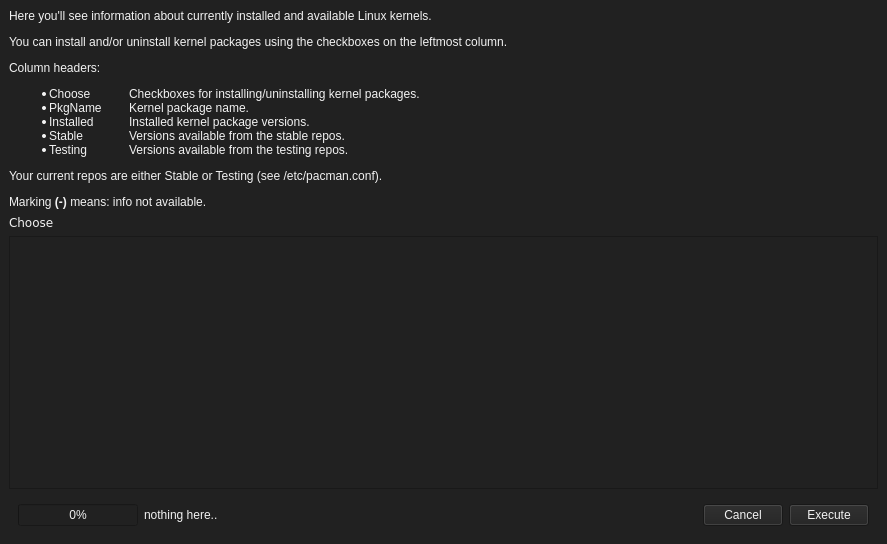
First picture: the form in src/km-window.ui, repository CachyOS/kernel-manager, before the edit.
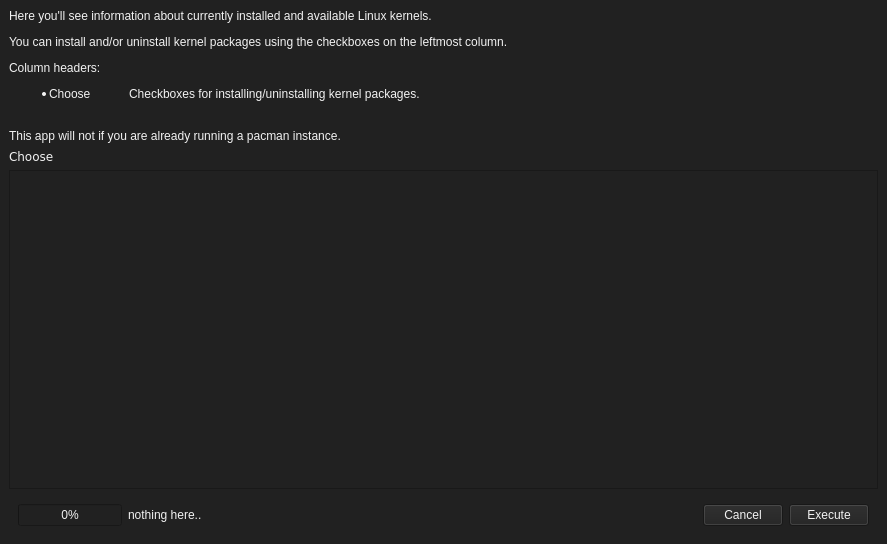
Second picture: the form after the edit.

The edit to the form file:
```diff
--- a/src/km-window.ui
+++ b/src/km-window.ui
@@ -28,13 +28,14 @@
 &lt;p style=&quot; margin-top:12px; margin-bottom:12px; margin-left:0px; margin-right:0px; -qt-block-indent:0; text-indent:0px;&quot;&gt;Here you'll see information about currently installed and available Linux kernels.&lt;/p&gt;
 &lt;p style=&quot; margin-top:12px; margin-bottom:12px; margin-left:0px; margin-right:0px; -qt-block-indent:0; text-indent:0px;&quot;&gt;You can install and/or uninstall kernel packages using the checkboxes on the leftmost column.&lt;/p&gt;
 &lt;p style=&quot; margin-top:12px; margin-bottom:12px; margin-left:0px; margin-right:0px; -qt-block-indent:0; text-indent:0px;&quot;&gt;Column headers:&lt;/p&gt;
-&lt;ul style=&quot;margin-top: 0px; margin-bottom: 0px; margin-left: 0px; margin-right: 0px; -qt-list-indent: 1;&quot;&gt;&lt;li style=&quot; font-family:'monospace';&quot; style=&quot; margin-top:12px; margin-bottom:0px; margin-left:0px; margin-right:0px; -qt-block-indent:0; text-indent:0px;&quot;&gt;Choose 	Checkboxes for installing/uninstalling kernel packages.&lt;/li&gt;
-&lt;li style=&quot; font-family:'monospace';&quot; style=&quot; margin-top:0px; margin-bottom:0px; margin-left:0px; margin-right:0px; -qt-block-indent:0; text-indent:0px;&quot;&gt;PkgName 	Kernel package name.&lt;/li&gt;
+&lt;ul style=&quot;margin-top: 0px; margin-bottom: 0px; margin-left: 0px; margin-right: 0px; -qt-list-indent: 1;&quot;&gt;&lt;li style=&quot; font-family:'monospace';&quot; style=&quot; margin-top:12px; margin-bottom:0px; margin-left:0px; margin-right:0px; -qt-block-indent:0; text-indent:0px;&quot;&gt;Choose 	Checkboxes for installing/uninstalling kernel packages.&lt;/li&gt;&lt;br/&gt;
+&lt;!--li style=&quot; font-family:'monospace';&quot; style=&quot; margin-top:0px; margin-bottom:0px; margin-left:0px; margin-right:0px; -qt-block-indent:0; text-indent:0px;&quot;&gt;PkgName 	Kernel package name.&lt;/li&gt;
 &lt;li style=&quot; font-family:'monospace';&quot; style=&quot; margin-top:0px; margin-bottom:0px; margin-left:0px; margin-right:0px; -qt-block-indent:0; text-indent:0px;&quot;&gt;Installed 	Installed kernel package versions.&lt;/li&gt;
 &lt;li style=&quot; font-family:'monospace';&quot; style=&quot; margin-top:0px; margin-bottom:0px; margin-left:0px; margin-right:0px; -qt-block-indent:0; text-indent:0px;&quot;&gt;Stable 	Versions available from the stable repos.&lt;/li&gt;
-&lt;li style=&quot; font-family:'monospace';&quot; style=&quot; margin-top:0px; margin-bottom:12px; margin-left:0px; margin-right:0px; -qt-block-indent:0; text-indent:0px;&quot;&gt;Testing 	Versions available from the testing repos.&lt;/li&gt;&lt;/ul&gt;
-&lt;p style=&quot; margin-top:0px; margin-bottom:12px; margin-left:0px; margin-right:0px; -qt-block-indent:0; text-indent:0px;&quot;&gt;Your current repos are either Stable or Testing (see /etc/pacman.conf).&lt;/p&gt;
-&lt;p style=&quot; margin-top:0px; margin-bottom:12px; margin-left:0px; margin-right:0px; -qt-block-indent:0; text-indent:0px;&quot;&gt;Marking &lt;b&gt;(-)&lt;/b&gt; means: info not available.&lt;/p&gt;&lt;/body&gt;&lt;/html&gt;</string>
+&lt;li style=&quot; font-family:'monospace';&quot; style=&quot; margin-top:0px; margin-bottom:12px; margin-left:0px; margin-right:0px; -qt-block-indent:0; text-indent:0px;&quot;&gt;Testing 	Versions available from the testing repos.&lt;/li--&gt;&lt;/ul&gt;
+&lt;!--p style=&quot; margin-top:0px; margin-bottom:12px; margin-left:0px; margin-right:0px; -qt-block-indent:0; text-indent:0px;&quot;&gt;Your current repos are either Stable or Testing (see /etc/pacman.conf).&lt;/p--&gt;
+&lt;p style=&quot; margin-top:0px; margin-bottom:12px; margin-left:0px; margin-right:0px; -qt-block-indent:0; text-indent:0px;&quot;&gt;This app will not if you are already running a pacman instance.&lt;/p&gt;
+&lt;!--p style=&quot; margin-top:0px; margin-bottom:12px; margin-left:0px; margin-right:0px; -qt-block-indent:0; text-indent:0px;&quot;&gt;Marking &lt;b&gt;(-)&lt;/b&gt; means: info not available.&lt;/p--&gt;&lt;/body&gt;&lt;/html&gt;</string>
       </property>
      </widget>
     </item>
@@ -98,36 +99,13 @@
        <item>
         <widget class="QLabel" name="progress_status">
          <property name="text">
-          <string>nothing here..</string>
+          <string>nothing here..                                                                                      </string>
+         </property>
+         <property name="scaledContents">
+          <bool>false</bool>
          </property>
         </widget>
        </item>
-       <item>
-        <spacer name="horizontalSpacer_4">
-         <property name="orientation">
-          <enum>Qt::Horizontal</enum>
-         </property>
-         <property name="sizeHint" stdset="0">
-          <size>
-           <width>40</width>
-           <height>20</height>
-          </size>
-         </property>
-        </spacer>
-       </item>
-       <item>
-        <spacer name="horizontalSpacer_3">
-         <property name="orientation">
-          <enum>Qt::Horizontal</enum>
-         </property>
-         <property name="sizeHint" stdset="0">
-          <size>
-           <width>40</width>
-           <height>20</height>
-          </size>
-         </property>
-        </spacer>
-       </item>
        <item>
         <spacer name="horizontalSpacer_2">
          <property name="orientation">
```
